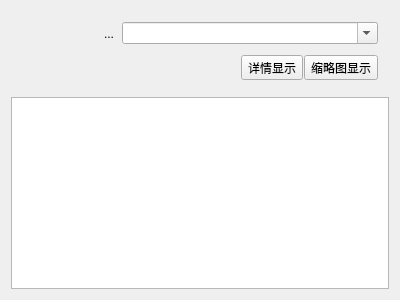
Old version of the form formpagefiles.ui in the repository lujiajingcn/FileMarker.
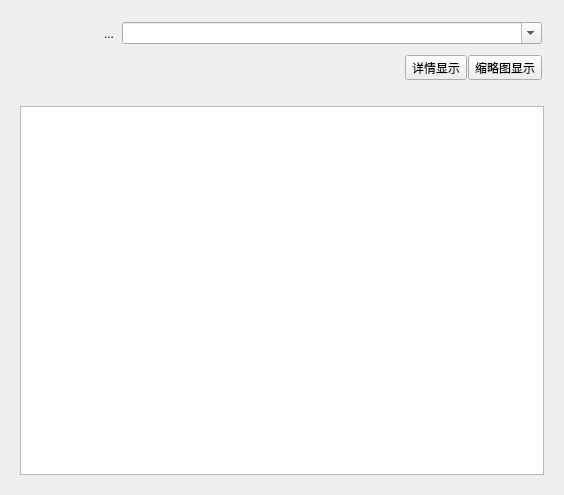
New version of the form. Icons and pictures are not drawn.

The edit to the form file:
```diff
--- a/formpagefiles.ui
+++ b/formpagefiles.ui
@@ -6,14 +6,14 @@
    <rect>
     <x>0</x>
     <y>0</y>
-    <width>400</width>
-    <height>300</height>
+    <width>564</width>
+    <height>495</height>
    </rect>
   </property>
   <property name="windowTitle">
    <string>Form</string>
   </property>
-  <layout class="QGridLayout" name="gridLayout">
+  <layout class="QGridLayout" name="gridLayout_3">
    <item row="0" column="0">
     <widget class="QWidget" name="wFileListToolBar" native="true">
      <layout class="QVBoxLayout" name="verticalLayout">
@@ -245,6 +245,13 @@
     </widget>
    </item>
    <item row="1" column="0">
+    <widget class="QStackedWidget" name="stackedWidget">
+     <property name="currentIndex">
+      <number>0</number>
+     </property>
+     <widget class="QWidget" name="page">
+      <layout class="QGridLayout" name="gridLayout">
+       <item row="0" column="0">
     <widget class="QTreeView" name="tvFiles">
      <property name="contextMenuPolicy">
       <enum>Qt::CustomContextMenu</enum>
@@ -264,6 +271,17 @@
      <property name="headerHidden">
       <bool>false</bool>
      </property>
+        </widget>
+       </item>
+      </layout>
+     </widget>
+     <widget class="QWidget" name="page_2">
+      <layout class="QGridLayout" name="gridLayout_4">
+       <item row="0" column="0">
+        <widget class="QListView" name="listView"/>
+       </item>
+      </layout>
+     </widget>
     </widget>
    </item>
   </layout>
```
Lines whose indentation alone changed are shown as unchanged.
